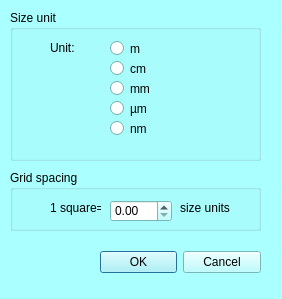
This is MeshTools/Qt/mqGridSizeDialog.ui in morphomuseum/ISE-MeshTools as Qt 5 draws it before an edit. The edited form follows.
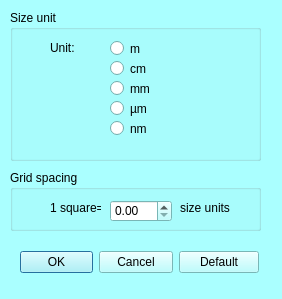
This is the edited form.

Commit message: Reinitialize button

```diff
--- a/MeshTools/Qt/mqGridSizeDialog.ui
+++ b/MeshTools/Qt/mqGridSizeDialog.ui
@@ -431,9 +431,9 @@
   <widget class="QWidget" name="layoutWidget">
    <property name="geometry">
     <rect>
-     <x>100</x>
+     <x>20</x>
      <y>250</y>
-     <width>161</width>
+     <width>239</width>
      <height>25</height>
     </rect>
    </property>
@@ -448,6 +448,13 @@
       </property>
      </widget>
     </item>
+    <item>
+     <widget class="QPushButton" name="reinit">
+      <property name="text">
+       <string>Default</string>
+      </property>
+     </widget>
+    </item>
    </layout>
   </widget>
   <widget class="QGroupBox" name="groupBox">
```
The commit also changes 2 other files.
